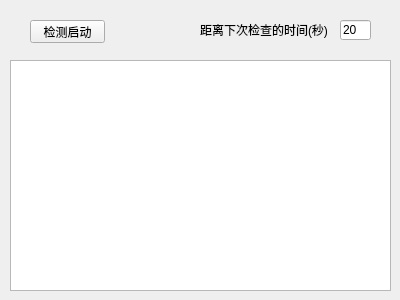
Above: WechatCheck/widget.ui from ss56806298/checktool before the change. Below: the same form after it.
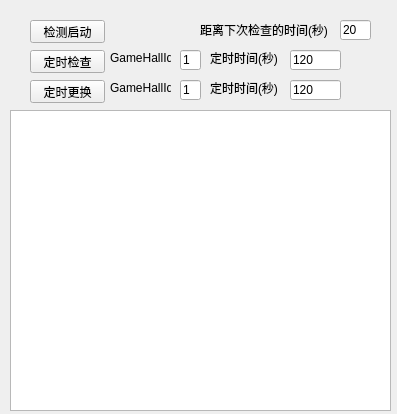
That is the form after the change.

What changed in the file:
```diff
--- a/WechatCheck/widget.ui
+++ b/WechatCheck/widget.ui
@@ -6,8 +6,8 @@
    <rect>
     <x>0</x>
     <y>0</y>
-    <width>400</width>
-    <height>300</height>
+    <width>397</width>
+    <height>414</height>
    </rect>
   </property>
   <property name="windowTitle">
@@ -17,9 +17,9 @@
    <property name="geometry">
     <rect>
      <x>10</x>
-     <y>60</y>
+     <y>110</y>
      <width>381</width>
-     <height>231</height>
+     <height>301</height>
     </rect>
    </property>
   </widget>
@@ -62,6 +62,136 @@
     <string>距离下次检查的时间(秒)</string>
    </property>
   </widget>
+  <widget class="QPushButton" name="targetStartButton">
+   <property name="geometry">
+    <rect>
+     <x>30</x>
+     <y>50</y>
+     <width>75</width>
+     <height>23</height>
+    </rect>
+   </property>
+   <property name="text">
+    <string>定时检查</string>
+   </property>
+  </widget>
+  <widget class="QLabel" name="label">
+   <property name="geometry">
+    <rect>
+     <x>110</x>
+     <y>50</y>
+     <width>61</width>
+     <height>16</height>
+    </rect>
+   </property>
+   <property name="text">
+    <string>GameHallId</string>
+   </property>
+  </widget>
+  <widget class="QLineEdit" name="gameHallIdEdit">
+   <property name="geometry">
+    <rect>
+     <x>180</x>
+     <y>50</y>
+     <width>21</width>
+     <height>20</height>
+    </rect>
+   </property>
+   <property name="text">
+    <string>1</string>
+   </property>
+  </widget>
+  <widget class="QLabel" name="label_2">
+   <property name="geometry">
+    <rect>
+     <x>210</x>
+     <y>50</y>
+     <width>81</width>
+     <height>16</height>
+    </rect>
+   </property>
+   <property name="text">
+    <string>定时时间(秒)</string>
+   </property>
+  </widget>
+  <widget class="QLineEdit" name="secondEdit">
+   <property name="geometry">
+    <rect>
+     <x>290</x>
+     <y>50</y>
+     <width>51</width>
+     <height>20</height>
+    </rect>
+   </property>
+   <property name="text">
+    <string>120</string>
+   </property>
+  </widget>
+  <widget class="QPushButton" name="modifyStartButton">
+   <property name="geometry">
+    <rect>
+     <x>30</x>
+     <y>80</y>
+     <width>75</width>
+     <height>23</height>
+    </rect>
+   </property>
+   <property name="text">
+    <string>定时更换</string>
+   </property>
+  </widget>
+  <widget class="QLabel" name="label_3">
+   <property name="geometry">
+    <rect>
+     <x>110</x>
+     <y>80</y>
+     <width>61</width>
+     <height>16</height>
+    </rect>
+   </property>
+   <property name="text">
+    <string>GameHallId</string>
+   </property>
+  </widget>
+  <widget class="QLineEdit" name="modifyHallEdit">
+   <property name="geometry">
+    <rect>
+     <x>180</x>
+     <y>80</y>
+     <width>21</width>
+     <height>20</height>
+    </rect>
+   </property>
+   <property name="text">
+    <string>1</string>
+   </property>
+  </widget>
+  <widget class="QLabel" name="label_4">
+   <property name="geometry">
+    <rect>
+     <x>210</x>
+     <y>80</y>
+     <width>81</width>
+     <height>16</height>
+    </rect>
+   </property>
+   <property name="text">
+    <string>定时时间(秒)</string>
+   </property>
+  </widget>
+  <widget class="QLineEdit" name="secondEdit2">
+   <property name="geometry">
+    <rect>
+     <x>290</x>
+     <y>80</y>
+     <width>51</width>
+     <height>20</height>
+    </rect>
+   </property>
+   <property name="text">
+    <string>120</string>
+   </property>
+  </widget>
  </widget>
  <layoutdefault spacing="6" margin="11"/>
  <resources/>
```
